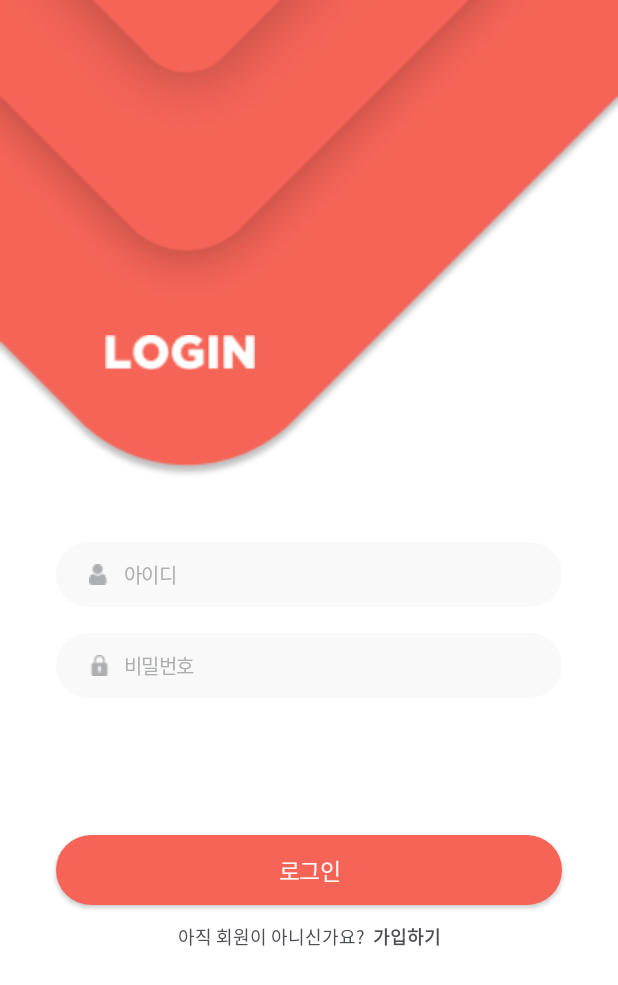
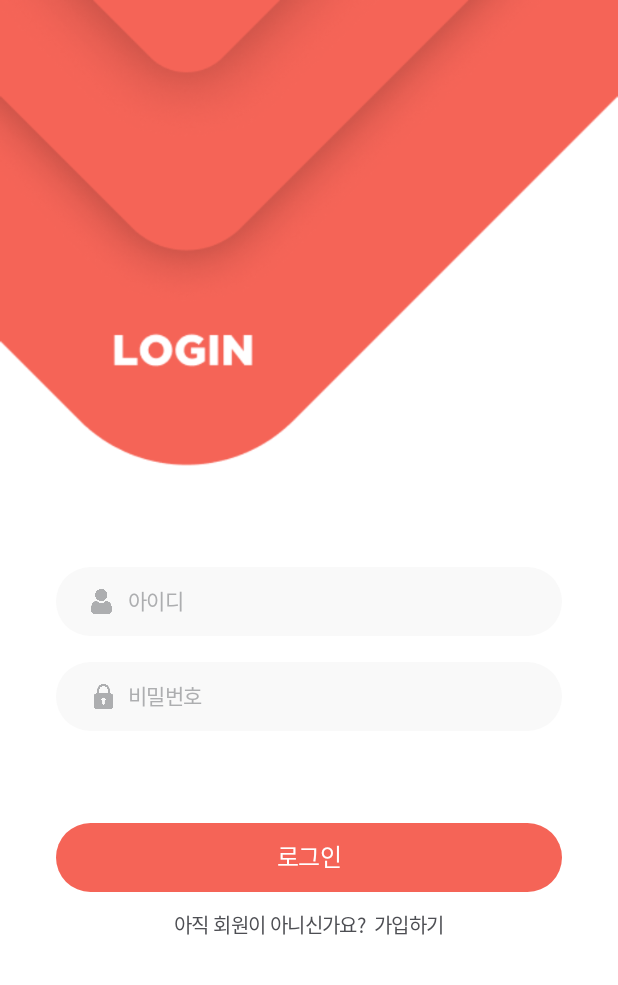
Before and after one commit to TEAM-LINKIT/LINKIT_Android, an Android app: the LoginActivity screen opened directly, with no data from a screen before it, on a phone screen of 412 x 824 dp. Shown: the top 985 px of the screen. Run offline under Robolectric (Android 15) with nearby library versions, the phone set to English and light mode, and no system bars.

Commit message:
[fix] 로그인 뷰 레이아웃 수정

```diff
--- a/app/src/main/AndroidManifest.xml
+++ b/app/src/main/AndroidManifest.xml
@@ -11,7 +11,8 @@
         android:roundIcon="@mipmap/ic_launcher_round"
         android:supportsRtl="true"
         android:theme="@style/Theme.LINKIT_Android">
-        <activity android:name=".login.LoginActivity"></activity>
+        <activity android:name=".login.LoginActivity"
+            android:theme="@style/Theme.RedTheme" />
         <activity
             android:name=".chatting.ui.ChatRoomActivity"
             android:theme="@style/Theme.WhiteTheme" />
--- a/app/src/main/res/layout/activity_login.xml
+++ b/app/src/main/res/layout/activity_login.xml
@@ -4,93 +4,119 @@
     xmlns:tools="http://schemas.android.com/tools"
     android:layout_width="match_parent"
     android:layout_height="match_parent"
+    android:background="@color/white"
     tools:context=".login.LoginActivity">
-
-    <androidx.constraintlayout.widget.ConstraintLayout
-        android:id="@+id/constraintLayout8"
-        android:layout_width="match_parent"
-        android:layout_height="wrap_content"
-        app:layout_constraintTop_toTopOf="parent">
-
 
     <ImageView
         android:id="@+id/imageView8"
         android:layout_width="match_parent"
+        android:layout_height="0dp"
+        app:layout_constraintDimensionRatio="1:0.855"
+        android:src="@drawable/logo_login"
+        app:layout_constraintTop_toTopOf="parent" />
+
+    <androidx.constraintlayout.widget.ConstraintLayout
+        android:id="@+id/constraintLayout"
+        android:layout_width="match_parent"
         android:layout_height="wrap_content"
-            android:adjustViewBounds="true"
-            android:src="@drawable/img_login"
-            app:layout_constraintTop_toTopOf="parent"
-            tools:layout_editor_absoluteX="-36dp" />
+        android:layout_marginHorizontal="37dp"
+        android:layout_marginTop="26dp"
+        android:background="@drawable/background_login_btn_lightgray"
+        app:layout_constraintEnd_toEndOf="parent"
+        app:layout_constraintStart_toStartOf="parent"
+        app:layout_constraintTop_toBottomOf="@+id/imageView8">
 
         <ImageView
-            android:layout_width="100dp"
-            android:layout_height="30dp"
-            android:layout_marginLeft="70dp"
-            android:layout_marginTop="220dp"
-            android:adjustViewBounds="true"
-            android:src="@drawable/logo_login"
-            app:layout_constraintStart_toStartOf="@+id/imageView8"
-            app:layout_constraintTop_toTopOf="@+id/imageView8" />
+            android:id="@+id/imageView3"
+            android:layout_width="0dp"
+            android:layout_height="0dp"
+            android:layout_marginStart="23dp"
+            android:layout_marginLeft="23dp"
+            android:src="@drawable/ic_id"
+            app:layout_constraintBottom_toBottomOf="parent"
+            app:layout_constraintDimensionRatio="1:1"
+            app:layout_constraintStart_toStartOf="parent"
+            app:layout_constraintTop_toTopOf="parent"
+            app:layout_constraintWidth_percent="0.049" />
 
-        <TextView
-            android:id="@+id/btn_id"
+        <EditText
+            android:id="@+id/et_id"
+            android:layout_width="0dp"
+            android:layout_height="wrap_content"
+            android:layout_marginStart="8dp"
+            android:layout_marginLeft="8dp"
+            android:layout_marginTop="12dp"
+            android:layout_marginEnd="23dp"
+            android:layout_marginRight="23dp"
+            android:layout_marginBottom="13dp"
+            android:background="@null"
+            android:fontFamily="@font/notosanskrregular"
+            android:hint="아이디"
+            android:includeFontPadding="false"
+            android:inputType="text"
+            android:letterSpacing="-0.03"
+            android:textColor="@color/black_content"
+            android:textColorHint="@color/gray_content"
+            android:textSize="14dp"
+            app:layout_constraintBottom_toBottomOf="parent"
+            app:layout_constraintEnd_toEndOf="parent"
+            app:layout_constraintStart_toEndOf="@id/imageView3"
+            app:layout_constraintTop_toTopOf="parent"/>
+    </androidx.constraintlayout.widget.ConstraintLayout>
+
+    <androidx.constraintlayout.widget.ConstraintLayout
+        android:id="@+id/constraintLayout1"
         android:layout_width="match_parent"
-            android:layout_height="match_parent"
-            android:layout_marginHorizontal="37dp"
-            android:background="@drawable/background_login_btn_lightgray"
-            android:fontFamily="@font/notosanskrbold"
-            android:includeFontPadding="false"
-            android:letterSpacing="-0.03"
-            android:paddingVertical="12dp"
-            android:paddingLeft="45dp"
-            android:text="아이디"
-            android:textColor="#ADAEB0"
-            android:textSize="13dp"
-            app:layout_constraintTop_toBottomOf="@+id/imageView8"
-            tools:layout_editor_absoluteX="26dp" />
-
-        <ImageView
-            android:layout_width="wrap_content"
         android:layout_height="wrap_content"
-            android:adjustViewBounds="true"
-            android:paddingLeft="22dp"
-            android:src="@drawable/ic_user"
-            app:layout_constraintBottom_toBottomOf="@+id/btn_id"
-            app:layout_constraintStart_toStartOf="@+id/btn_id"
-            app:layout_constraintTop_toBottomOf="@+id/imageView8" />
-
-        <TextView
-            android:id="@+id/btn_pw"
-            android:layout_width="match_parent"
-            android:layout_height="match_parent"
         android:layout_marginHorizontal="37dp"
         android:layout_marginTop="17dp"
         android:background="@drawable/background_login_btn_lightgray"
-            android:fontFamily="@font/notosanskrbold"
-            android:includeFontPadding="false"
-            android:letterSpacing="-0.03"
-            android:paddingVertical="12dp"
-            android:paddingLeft="45dp"
-            android:text="비밀번호"
-            android:textColor="#ADAEB0"
-            android:textSize="13dp"
-            app:layout_constraintTop_toBottomOf="@+id/btn_id"
-            tools:layout_editor_absoluteX="73dp" />
+        app:layout_constraintEnd_toEndOf="parent"
+        app:layout_constraintStart_toStartOf="parent"
+        app:layout_constraintTop_toBottomOf="@+id/constraintLayout">
 
         <ImageView
-            android:layout_width="wrap_content"
+            android:id="@+id/imageView10"
+            android:layout_width="0dp"
+            android:layout_height="0dp"
+            android:layout_marginStart="23dp"
+            android:layout_marginLeft="23dp"
+            android:src="@drawable/ic_pwd"
+            app:layout_constraintBottom_toBottomOf="parent"
+            app:layout_constraintDimensionRatio="1:1"
+            app:layout_constraintStart_toStartOf="parent"
+            app:layout_constraintTop_toTopOf="parent"
+            app:layout_constraintWidth_percent="0.049" />
+
+        <EditText
+            android:id="@+id/et_pwd"
+            android:layout_width="0dp"
             android:layout_height="wrap_content"
-            android:adjustViewBounds="true"
-            android:paddingLeft="22dp"
-            android:src="@drawable/ic_padlock"
-            app:layout_constraintBottom_toBottomOf="@+id/btn_pw"
-            app:layout_constraintStart_toStartOf="@+id/btn_pw"
-            app:layout_constraintTop_toTopOf="@+id/btn_pw" />
+            android:layout_marginStart="8dp"
+            android:layout_marginLeft="8dp"
+            android:layout_marginTop="12dp"
+            android:layout_marginEnd="23dp"
+            android:layout_marginRight="23dp"
+            android:layout_marginBottom="13dp"
+            android:background="@null"
+            android:fontFamily="@font/notosanskrregular"
+            android:hint="비밀번호"
+            android:includeFontPadding="false"
+            android:inputType="textPassword"
+            android:letterSpacing="-0.03"
+            android:textColor="@color/black_content"
+            android:textColorHint="@color/gray_content"
+            android:textSize="14dp"
+            app:layout_constraintBottom_toBottomOf="parent"
+            app:layout_constraintEnd_toEndOf="parent"
+            app:layout_constraintStart_toEndOf="@id/imageView10"
+            app:layout_constraintTop_toTopOf="parent"/>
+    </androidx.constraintlayout.widget.ConstraintLayout>
 
     <TextView
         android:id="@+id/btn_login"
         android:layout_width="match_parent"
-            android:layout_height="match_parent"
+        android:layout_height="wrap_content"
         android:layout_marginHorizontal="37dp"
         android:layout_marginTop="61dp"
         android:background="@drawable/background_button_red"
@@ -98,22 +124,24 @@
         android:gravity="center"
         android:includeFontPadding="false"
         android:letterSpacing="-0.03"
-            android:paddingVertical="12dp"
-            android:elevation="@dimen/cardview_default_elevation"
+        android:paddingTop="10dp"
+        android:paddingBottom="12dp"
         android:text="로그인"
         android:textColor="@color/white"
-            android:textSize="15dp"
-            app:layout_constraintBottom_toBottomOf="parent"
-            app:layout_constraintTop_toBottomOf="@+id/btn_pw"
-            tools:layout_editor_absoluteX="36dp" />
+        android:textSize="16dp"
+        app:layout_constraintTop_toBottomOf="@+id/constraintLayout1"
+        tools:layout_editor_absoluteX="37dp" />
 
     <TextView
         android:id="@+id/textView3"
         android:layout_width="wrap_content"
         android:layout_height="wrap_content"
         android:layout_marginTop="12dp"
-            android:textColor="#4D4E53"
-            android:textSize="12dp"
+        android:fontFamily="@font/notosanskrregular"
+        android:textColor="@color/black_content"
+        android:includeFontPadding="false"
+        android:letterSpacing="-0.03"
+        android:textSize="13dp"
         android:text="아직 회원이 아니신가요?"
         app:layout_constraintEnd_toStartOf="@+id/btn_sign_up"
         app:layout_constraintHorizontal_chainStyle="packed"
@@ -126,17 +154,17 @@
         android:layout_height="wrap_content"
         android:layout_marginStart="5dp"
         android:layout_marginLeft="5dp"
+        android:fontFamily="@font/notosanskrbold"
+        android:includeFontPadding="false"
+        android:letterSpacing="-0.03"
         android:text="가입하기"
-            android:textColor="#4D4E53"
-            android:textStyle="bold"
-            android:textSize="12dp"
+        android:textColor="@color/black_content"
+        android:textSize="13dp"
+        app:layout_constraintBottom_toBottomOf="@+id/textView3"
         app:layout_constraintEnd_toEndOf="@+id/btn_login"
         app:layout_constraintStart_toEndOf="@+id/textView3"
         app:layout_constraintTop_toTopOf="@+id/textView3" />
 
 
-    </androidx.constraintlayout.widget.ConstraintLayout>
-
-
 
 </androidx.constraintlayout.widget.ConstraintLayout>
```
Also changed, not shown: app/src/main/res/drawable/ic_id.png (added), app/src/main/res/drawable/ic_padlock.png (deleted), app/src/main/res/drawable/ic_pwd.png (added), app/src/main/res/drawable/ic_user.png (deleted), app/src/main/res/drawable/img_login.png (deleted), app/src/main/res/drawable/logo_login.png. Lines whose indentation alone changed are shown as unchanged.
